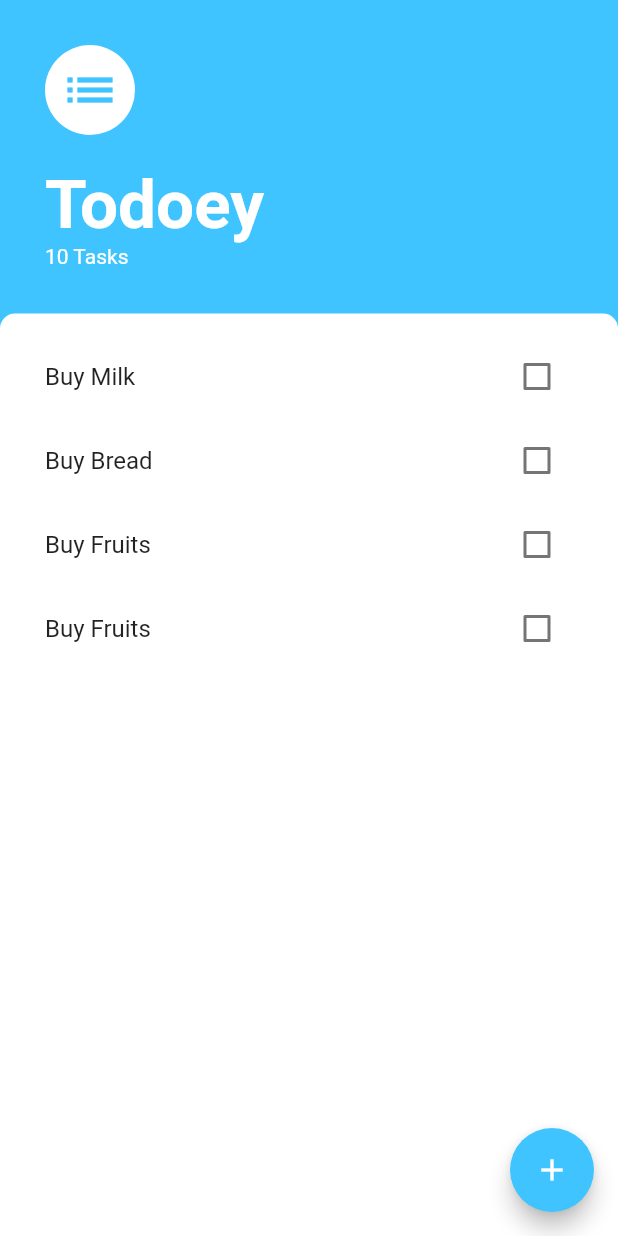
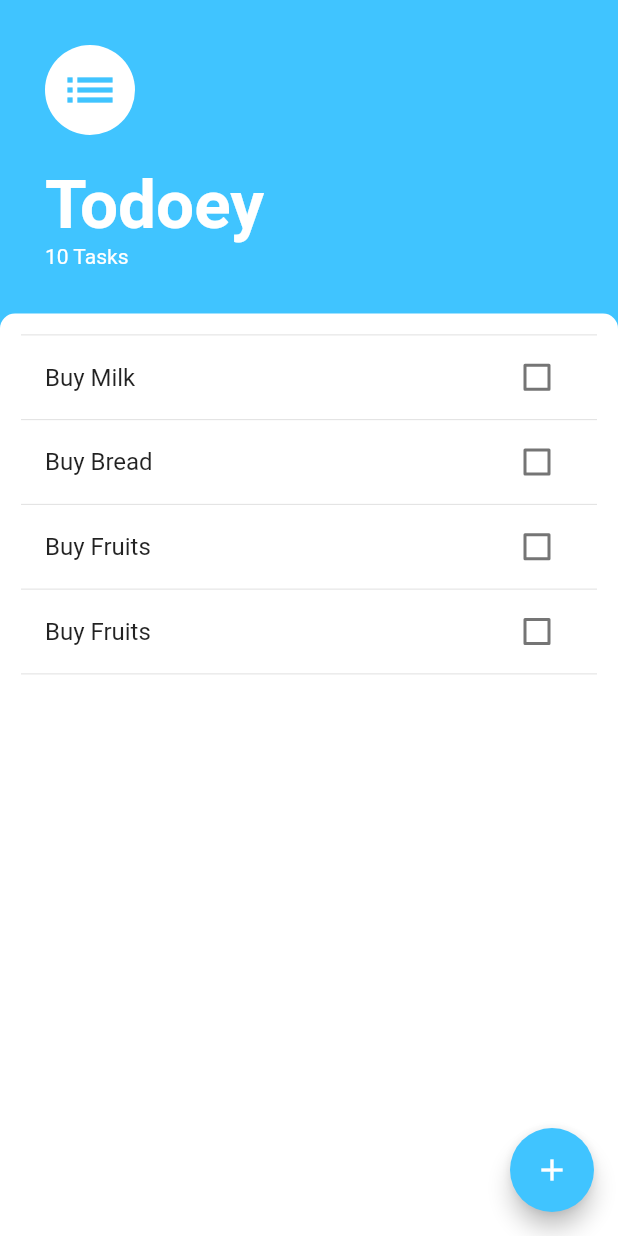
Before and after one commit to AshrafWzza/Todoey-flutter-using-passing-values-pop-push, a Flutter app: the screen it shows after launch, on a phone screen of 412 x 824 dp. Run offline on Flutter 3.47's test engine with Material 2 defaults, Android fonts, the phone set to English and light mode, and no system bars.

Commit message:
ListView.separated

```diff
--- a/lib/widgets/task_list.dart
+++ b/lib/widgets/task_list.dart
@@ -14,14 +14,19 @@ class _TaskListState extends State<TaskList> {
   @override
   Widget build(BuildContext context) {
     //user ListView.builder unKnown number of ListTile or Infinte numbers
-    return ListView.builder(
+    return ListView.separated(
+      separatorBuilder: (BuildContext context, int index) =>
+          const Divider(height: 0.5),
       itemBuilder: (BuildContext context, int index) {
+        if (index == 0 || index == widget.tasks!.length + 1) {
+          return Container();
+        }
         return TaskTile(
-          title: widget.tasks![index].name,
-          checkedBox: widget.tasks![index].isDone,
+          title: widget.tasks![index - 1].name,
+          checkedBox: widget.tasks![index - 1].isDone,
         );
       },
-      itemCount: widget.tasks!.length, //mandatory -->Crash App
+      itemCount: widget.tasks!.length + 2, //mandatory -->Crash App
     );
   }
 }
```
